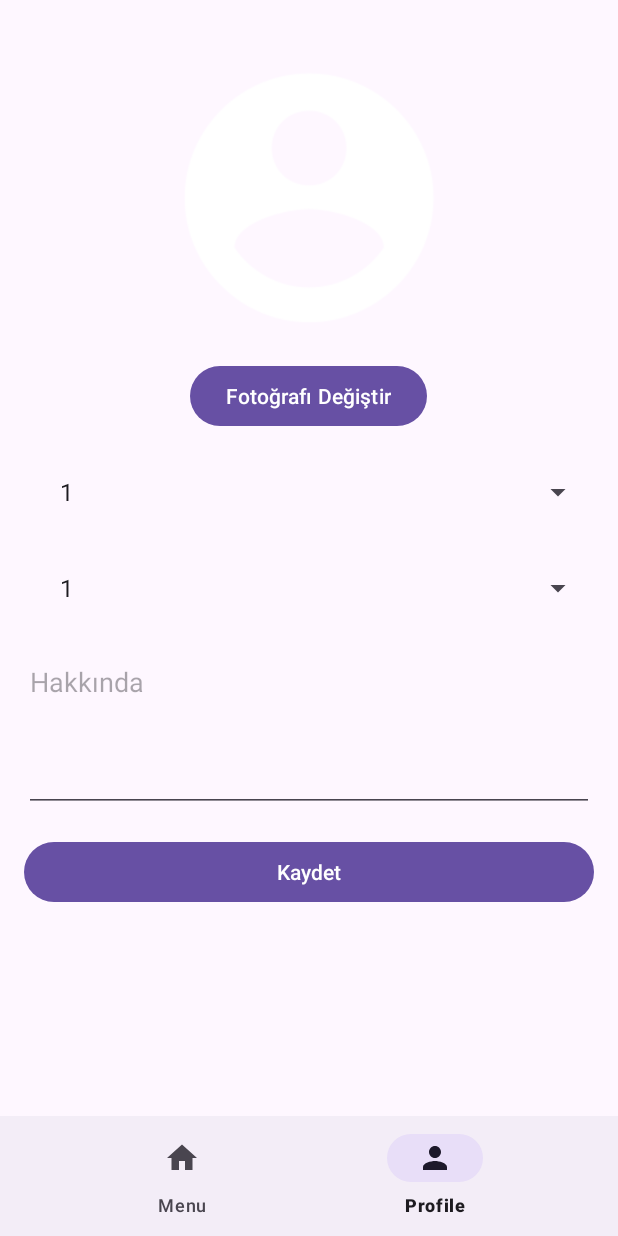
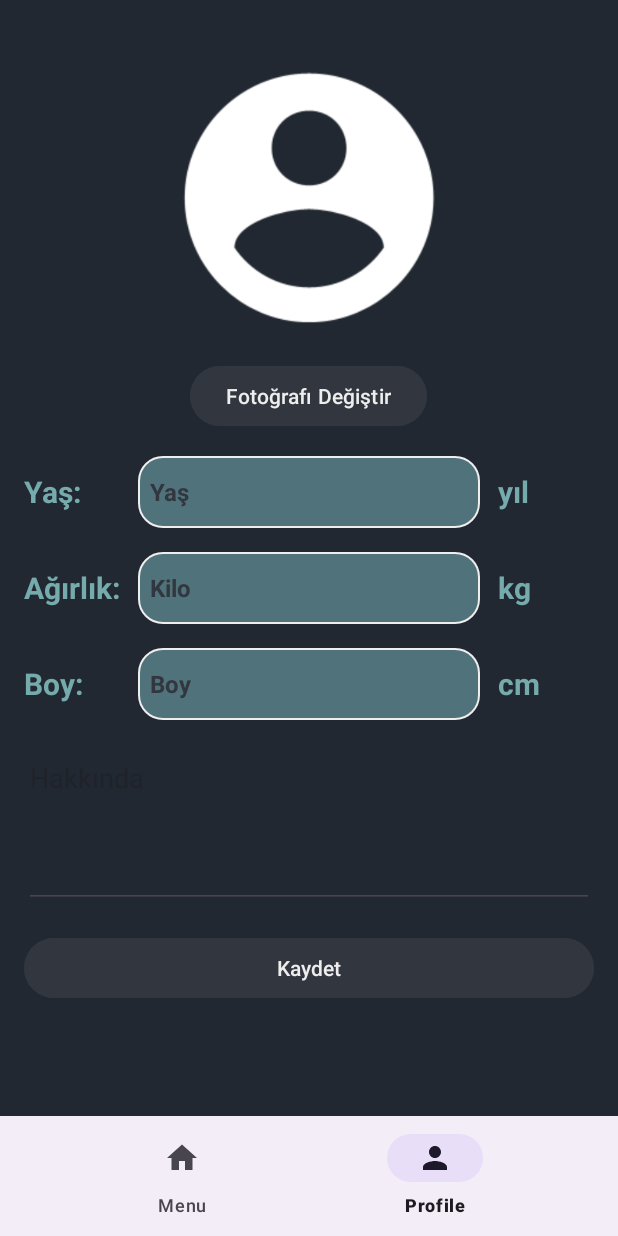
Before and after one commit to gokhangnccn/kisiselfitnessasistan, an Android app: the screen it shows after launch once a user with an empty profile is signed in (MainActivity), item 2 of the bottom bar chosen, on a phone screen of 412 x 824 dp. Run offline under Robolectric (Android 15) with nearby library versions, the phone set to English and light mode, and no system bars; our stand-ins replace CircleImageView, Firebase (no records; nobody signed in at launch, a user with empty details on screens opened directly); libraries missing offline, so code that uses them is left out: com.theartofdev.edmodo.

Commit message:
Profil kısmında fotoğrf kırpma ayarlandı. Arayüzde değişikliklere gidildi.

```diff
--- a/app/build.gradle.kts
+++ b/app/build.gradle.kts
@@ -54,9 +54,14 @@ dependencies {
     implementation("com.google.firebase:firebase-storage-ktx:21.0.0")
     implementation("com.google.firebase:firebase-firestore:25.0.0")
     implementation("com.google.firebase:firebase-storage:21.0.0")
+    implementation("de.hdodenhof:circleimageview:3.1.0")
+    implementation("com.theartofdev.edmodo:android-image-cropper:2.8.+")
+    implementation("com.squareup.picasso:picasso:2.5.2")
+    implementation("com.google.android.material:material:1.4.0")
     testImplementation("junit:junit:4.13.2")
     androidTestImplementation("androidx.test.ext:junit:1.1.5")
     androidTestImplementation("androidx.test.espresso:espresso-core:3.5.1")
 
 
+
 }
--- a/app/src/main/AndroidManifest.xml
+++ b/app/src/main/AndroidManifest.xml
@@ -1,6 +1,8 @@
 <?xml version="1.0" encoding="utf-8"?>
 <manifest xmlns:android="http://schemas.android.com/apk/res/android"
     xmlns:tools="http://schemas.android.com/tools">
+    <uses-permission android:name="android.permission.READ_EXTERNAL_STORAGE"/>
+    <uses-permission android:name="android.permission.WRITE_EXTERNAL_STORAGE"/>
 
     <application
         android:allowBackup="true"
@@ -29,6 +31,10 @@
                 <category android:name="android.intent.category.LAUNCHER"/>
             </intent-filter>
         </activity>
+        <activity android:name="com.theartofdev.edmodo.cropper.CropImageActivity"
+            android:theme="@style/CropImageTheme"/>
+
+
     </application>
 
 </manifest>
--- a/app/src/main/java/com/gokhan/kfa/MainActivity.kt
+++ b/app/src/main/java/com/gokhan/kfa/MainActivity.kt
@@ -32,7 +32,7 @@ class MainActivity : AppCompatActivity() {
             }
         }
 
-// Set default fragment
+        // Set default fragment
         if (savedInstanceState == null) {
             binding.bottomNavigationView.selectedItemId = R.id.menu
         }
--- a/app/src/main/java/com/gokhan/kfa/Profile.kt
+++ b/app/src/main/java/com/gokhan/kfa/Profile.kt
@@ -11,21 +11,17 @@ import android.provider.MediaStore
 import android.view.LayoutInflater
 import android.view.View
 import android.view.ViewGroup
-import android.widget.ArrayAdapter
-import android.widget.Button
-import android.widget.EditText
-import android.widget.ImageView
-import android.widget.Toast
+import android.widget.*
 import androidx.fragment.app.Fragment
 import com.google.firebase.auth.FirebaseAuth
 import com.google.firebase.auth.FirebaseUser
 import com.google.firebase.firestore.FirebaseFirestore
 import com.google.firebase.storage.FirebaseStorage
+import com.theartofdev.edmodo.cropper.CropImage
+import com.theartofdev.edmodo.cropper.CropImageView
 import java.io.InputStream
 import java.net.HttpURLConnection
 import java.net.URL
-import android.widget.Spinner
-
 
 class Profile : Fragment() {
 
@@ -35,23 +31,21 @@ class Profile : Fragment() {
     private lateinit var saveButton: Button
     private lateinit var ageSpinner: Spinner
     private lateinit var weightSpinner: Spinner
-
+    private lateinit var heightSpinner: Spinner
 
     private lateinit var firebaseAuth: FirebaseAuth
     private lateinit var firestore: FirebaseFirestore
     private lateinit var storage: FirebaseStorage
     private var currentUser: FirebaseUser? = null
 
-
-
     val MAX_AGE = 200
     val MAX_WEIGHT = 300
-    val weightArray = Array(MAX_WEIGHT) { (it + 1).toString() }
-    val ageArray = Array(MAX_AGE) { (it + 1).toString() }
+    val MAX_HEIGHT = 250
     private val PICK_IMAGE_REQUEST = 71
 
     override fun onCreate(savedInstanceState: Bundle?) {
         super.onCreate(savedInstanceState)
+
         firebaseAuth = FirebaseAuth.getInstance()
         firestore = FirebaseFirestore.getInstance()
         storage = FirebaseStorage.getInstance()
@@ -59,7 +53,6 @@ class Profile : Fragment() {
 
         if (currentUser == null) {
             Toast.makeText(context, "User not logged in", Toast.LENGTH_SHORT).show()
-            // Optionally, redirect to login screen or handle the case as needed
         } else {
             loadUserData()
         }
@@ -75,22 +68,44 @@ class Profile : Fragment() {
         changePhotoButton = view.findViewById(R.id.changePhotoButton)
         ageSpinner = view.findViewById(R.id.ageSpinner)
         weightSpinner = view.findViewById(R.id.weightSpinner)
+        heightSpinner = view.findViewById(R.id.heightSpinner)
         aboutEditText = view.findViewById(R.id.aboutEditText)
         saveButton = view.findViewById(R.id.saveButton)
 
-        // Adapter'ları oluştur
-        val ageAdapter = ArrayAdapter(requireContext(), android.R.layout.simple_spinner_item, (1..MAX_AGE).map { it.toString() })
+        // Yaş spinner'ı için adaptör oluşturma
+        val ageList = (1..MAX_AGE).map { it.toString() }.toMutableList()
+        ageList.add(0, "Yaş")
+        val ageAdapter = object : ArrayAdapter<String>(requireContext(), R.layout.spinner_item, ageList) {
+            override fun isEnabled(position: Int): Boolean {
+                return position != 0
+            }
+        }
         ageAdapter.setDropDownViewResource(android.R.layout.simple_spinner_dropdown_item)
+        ageSpinner.adapter = ageAdapter
 
-        val weightAdapter = ArrayAdapter(requireContext(), android.R.layout.simple_spinner_item, (1..MAX_WEIGHT).map { it.toString() })
+        // Kilo spinner'ı için adaptör oluşturma
+        val weightList = (1..MAX_WEIGHT).map { it.toString() }.toMutableList()
+        weightList.add(0, "Kilo") // Hint olarak görünen öğe
+        val weightAdapter = object : ArrayAdapter<String>(requireContext(), R.layout.spinner_item, weightList) {
+            override fun isEnabled(position: Int): Boolean {
+                return position != 0
+            }
+        }
         weightAdapter.setDropDownViewResource(android.R.layout.simple_spinner_dropdown_item)
-
-        ageSpinner.adapter = ageAdapter
         weightSpinner.adapter = weightAdapter
 
 
-        aboutEditText = view.findViewById(R.id.aboutEditText)
-        saveButton = view.findViewById(R.id.saveButton)
+        // Boy spinner'ı için adaptör oluşturma
+        val heightList = (1..MAX_WEIGHT).map { it.toString() }.toMutableList()
+        heightList.add(0, "Boy") // Hint olarak görünen öğe
+        val heightAdapter = object : ArrayAdapter<String>(requireContext(), R.layout.spinner_item, heightList) {
+            override fun isEnabled(position: Int): Boolean {
+                return position != 0
+            }
+        }
+        heightAdapter.setDropDownViewResource(android.R.layout.simple_spinner_dropdown_item)
+        heightSpinner.adapter = heightAdapter
+
 
         changePhotoButton.setOnClickListener {
             val intent = Intent(Intent.ACTION_PICK, MediaStore.Images.Media.EXTERNAL_CONTENT_URI)
@@ -101,13 +116,8 @@ class Profile : Fragment() {
             saveUserInfo()
         }
 
-        // loadUserData() fonksiyonunu kaldır
-        // loadUserData()
-
         return view
     }
-
-
 
     private fun loadUserData() {
         if (currentUser == null) {
@@ -119,18 +129,18 @@ class Profile : Fragment() {
             .get()
             .addOnSuccessListener { document ->
                 if (document != null) {
-                    val ageIndex = ageArray.indexOf(document.getString("age"))
-                    val weightIndex = weightArray.indexOf(document.getString("weight"))
+                    val age = document.getString("age")?.toInt() ?: 0
+                    val weight = document.getString("weight")?.toInt() ?: 0
+                    val height = document.getString("height")?.toInt() ?: 0
 
-                    // Age ve weight değerlerini uygun spinner öğelerine ayarla
-                    ageSpinner.setSelection(if (ageIndex != -1) ageIndex else 0)
-                    weightSpinner.setSelection(if (weightIndex != -1) weightIndex else 0)
+                    ageSpinner.setSelection((1..MAX_AGE).indexOf(age) + 1)
+                    weightSpinner.setSelection((1..MAX_WEIGHT).indexOf(weight) + 1)
+                    heightSpinner.setSelection((1..MAX_HEIGHT).indexOf(height) + 1)
 
                     aboutEditText.setText(document.getString("about"))
 
                     val profileImageUrl = document.getString("profileImageUrl")
                     if (!profileImageUrl.isNullOrEmpty()) {
-                        // AsyncTask'i kullanarak profil resmini yükle
                         ImageLoaderTask(profileImageView).execute(profileImageUrl)
                     }
                 }
@@ -140,37 +150,31 @@ class Profile : Fragment() {
             }
     }
 
-
-
-
-
-
     private fun saveUserInfo() {
         val age = ageSpinner.selectedItem.toString()
         val weight = weightSpinner.selectedItem.toString()
+        val height = heightSpinner.selectedItem.toString()
         val about = aboutEditText.text.toString()
 
-        if (age.isEmpty() || weight.isEmpty() || about.isEmpty()) {
+        if (age == "Yaş" || weight == "Kilo" || height =="Boy" || about.isEmpty()) {
             Toast.makeText(requireContext(), "Please fill out all fields", Toast.LENGTH_SHORT).show()
             return
         }
 
-        // Get the current user document
         firestore.collection("users").document(currentUser!!.uid)
             .get()
             .addOnSuccessListener { document ->
                 if (document != null) {
                     val currentProfileImageUrl = document.getString("profileImageUrl")
 
-                    // Create a map of the user information to update
                     val userMap = hashMapOf(
                         "age" to age,
                         "weight" to weight,
+                        "height" to height,
                         "about" to about,
-                        "profileImageUrl" to currentProfileImageUrl  // Retain the existing profile image URL
+                        "profileImageUrl" to currentProfileImageUrl
                     )
 
-                    // Update the user document
                     firestore.collection("users").document(currentUser!!.uid).set(userMap)
                         .addOnSuccessListener {
                             Toast.makeText(requireContext(), "Profile updated successfully", Toast.LENGTH_SHORT).show()
@@ -185,18 +189,32 @@ class Profile : Fragment() {
             }
     }
 
-
-
-
     override fun onActivityResult(requestCode: Int, resultCode: Int, data: Intent?) {
         super.onActivityResult(requestCode, resultCode, data)
         if (requestCode == PICK_IMAGE_REQUEST && resultCode == Activity.RESULT_OK) {
             val selectedImageUri: Uri? = data?.data
             if (selectedImageUri != null) {
-                profileImageView.setImageURI(selectedImageUri)
-                uploadImageToFirebase(selectedImageUri)
+                startCropActivity(selectedImageUri)
+            }
+        } else if (requestCode == CropImage.CROP_IMAGE_ACTIVITY_REQUEST_CODE) {
+            val result = CropImage.getActivityResult(data)
+            if (resultCode == Activity.RESULT_OK) {
+                val resultUri: Uri = result.uri
+                profileImageView.setImageURI(resultUri)
+                uploadImageToFirebase(resultUri)
+            } else if (resultCode == CropImage.CROP_IMAGE_ACTIVITY_RESULT_ERROR_CODE) {
+                val error = result.error
+                Toast.makeText(requireContext(), "Error: ${error.message}", Toast.LENGTH_SHORT).show()
             }
         }
+    }
+
+    private fun startCropActivity(imageUri: Uri) {
+        val intent = CropImage.activity(imageUri)
+            .setAspectRatio(1, 1)
+            .setGuidelines(CropImageView.Guidelines.ON)
+            .getIntent(requireContext())
+        startActivityForResult(intent, CropImage.CROP_IMAGE_ACTIVITY_REQUEST_CODE)
     }
 
     private fun uploadImageToFirebase(imageUri: Uri) {
@@ -207,27 +225,17 @@ class Profile : Fragment() {
                     firestore.collection("users").document(currentUser!!.uid)
                         .update("profileImageUrl", uri.toString())
                         .addOnSuccessListener {
-                            // Context null kontrolü ekleniyor
-                            if (context != null) {
-                                Toast.makeText(context, "Profile photo updated", Toast.LENGTH_SHORT).show()
-                            }
+                            Toast.makeText(context, "Profile photo updated", Toast.LENGTH_SHORT).show()
                         }
                         .addOnFailureListener { exception ->
-                            // Context null kontrolü ekleniyor
-                            if (context != null) {
-                                Toast.makeText(context, "Failed to update profile photo: ${exception.message}", Toast.LENGTH_SHORT).show()
-                            }
+                            Toast.makeText(context, "Failed to update profile photo: ${exception.message}", Toast.LENGTH_SHORT).show()
                         }
                 }
             }
             .addOnFailureListener { exception ->
-                // Context null kontrolü ekleniyor
-                if (context != null) {
-                    Toast.makeText(context, "Failed to upload profile photo: ${exception.message}", Toast.LENGTH_SHORT).show()
-                }
+                Toast.makeText(context, "Failed to upload profile photo: ${exception.message}", Toast.LENGTH_SHORT).show()
             }
     }
-
 
     companion object {
         @JvmStatic
--- a/app/src/main/res/drawable/circular_background.xml
+++ b/app/src/main/res/drawable/circular_background.xml
@@ -2,5 +2,5 @@
 <!-- circular_background.xml -->
 <shape xmlns:android="http://schemas.android.com/apk/res/android"
     android:shape="oval">
-    <solid android:color="@color/gray" />
+    <solid android:color="@color/secondary2" />
 </shape>
--- /dev/null
+++ b/app/src/main/res/drawable/ic_crop.xml
@@ -0,0 +1,5 @@
+<vector android:height="24dp" android:tint="#FFFFFF"
+    android:viewportHeight="24" android:viewportWidth="24"
+    android:width="24dp" xmlns:android="http://schemas.android.com/apk/res/android">
+    <path android:fillColor="@android:color/white" android:pathData="M7.47,21.49C4.2,19.93 1.86,16.76 1.5,13L0,13c0.51,6.16 5.66,11 11.95,11 0.23,0 0.44,-0.02 0.66,-0.03L8.8,20.15l-1.33,1.34zM12.05,0c-0.23,0 -0.44,0.02 -0.66,0.04l3.81,3.81 1.33,-1.33C19.8,4.07 22.14,7.24 22.5,11L24,11c-0.51,-6.16 -5.66,-11 -11.95,-11zM16,14h2L18,8c0,-1.11 -0.9,-2 -2,-2h-6v2h6v6zM8,16L8,4L6,4v2L4,6v2h2v8c0,1.1 0.89,2 2,2h8v2h2v-2h2v-2L8,16z"/>
+</vector>
--- /dev/null
+++ b/app/src/main/res/drawable/spinner_background.xml
@@ -0,0 +1,6 @@
+<!-- res/drawable/spinner_background.xml -->
+<shape xmlns:android="http://schemas.android.com/apk/res/android">
+    <solid android:color="@color/yeni" />
+    <corners android:radius="16dp" />
+    <stroke android:width="1dp" android:color="@color/secondary2" />
+</shape>
--- a/app/src/main/res/layout/fragment_profile.xml
+++ b/app/src/main/res/layout/fragment_profile.xml
@@ -1,6 +1,8 @@
 <ScrollView xmlns:android="http://schemas.android.com/apk/res/android"
     android:layout_width="match_parent"
     android:layout_height="match_parent"
+    xmlns:app="http://schemas.android.com/apk/res-auto"
+    android:background="@color/primary1"
     android:padding="16dp">
 
     <LinearLayout
@@ -8,13 +10,20 @@
         android:layout_height="wrap_content"
         android:orientation="vertical">
 
-        <ImageView
+        <!-- Profil Fotoğrafı -->
+        <LinearLayout
+            android:layout_width="match_parent"
+            android:layout_height="wrap_content"
+            android:gravity="center_horizontal"
+            android:orientation="vertical">
+
+            <de.hdodenhof.circleimageview.CircleImageView
                 android:id="@+id/profileImageView"
                 android:layout_width="200dp"
                 android:layout_height="200dp"
-            android:layout_gravity="center"
                 android:layout_marginTop="16dp"
                 android:scaleType="centerCrop"
+                app:civ_border_color="@color/secondary1"
                 android:src="@drawable/ic_profile_placeholder" />
 
             <Button
@@ -22,44 +31,137 @@
                 android:layout_width="wrap_content"
                 android:layout_height="wrap_content"
                 android:text="Fotoğrafı Değiştir"
-            android:layout_gravity="center"
+                android:textColor="@color/secondary2"
+                android:backgroundTint="@color/primary2"
                 android:layout_marginTop="8dp" />
+        </LinearLayout>
+
+        <!-- Yaş Spinnerı -->
+        <LinearLayout
+            android:layout_width="match_parent"
+            android:layout_height="wrap_content"
+            android:orientation="horizontal"
+            android:gravity="center_vertical"
+            android:layout_marginTop="16dp">
+
+            <TextView
+                android:layout_width="0dp"
+                android:layout_weight="1"
+                android:layout_height="wrap_content"
+                android:text="Yaş:"
+                android:textStyle="bold"
+                android:textSize="20sp"
+                android:textColor="@color/secondary1" />
 
             <Spinner
                 android:id="@+id/ageSpinner"
+                android:layout_width="0dp"
+                android:layout_weight="3"
+                android:layout_height="48dp"
+                android:background="@drawable/spinner_background" />
+
+            <TextView
+                android:layout_width="0dp"
+                android:layout_weight="1"
+                android:layout_height="wrap_content"
+                android:text="yıl"
+                android:textStyle="bold"
+                android:textSize="20sp"
+                android:paddingLeft="12sp"
+                android:textColor="@color/secondary1" />
+        </LinearLayout>
+
+        <!-- Ağırlık Spinnerı -->
+        <LinearLayout
             android:layout_width="match_parent"
-            android:layout_height="48dp"
-            android:layout_marginTop="16dp"
-            android:paddingVertical="12dp"
-            android:paddingHorizontal="16dp"
-            />
+            android:layout_height="wrap_content"
+            android:orientation="horizontal"
+            android:gravity="center_vertical"
+            android:layout_marginTop="16dp">
+
+            <TextView
+                android:layout_width="0dp"
+                android:layout_weight="1"
+                android:layout_height="wrap_content"
+                android:text="Ağırlık:"
+                android:textStyle="bold"
+                android:textSize="20sp"
+                android:textColor="@color/secondary1" />
 
             <Spinner
                 android:id="@+id/weightSpinner"
+                android:layout_width="0dp"
+                android:layout_weight="3"
+                android:layout_height="48dp"
+                android:background="@drawable/spinner_background" />
+
+            <TextView
+                android:layout_width="0dp"
+                android:layout_weight="1"
+                android:layout_height="wrap_content"
+                android:text="kg"
+                android:textStyle="bold"
+                android:paddingLeft="12sp"
+                android:textSize="20sp"
+                android:textColor="@color/secondary1" />
+        </LinearLayout>
+
+        <!-- Boy Spinnerı -->
+        <LinearLayout
             android:layout_width="match_parent"
+            android:layout_height="wrap_content"
+            android:orientation="horizontal"
+            android:gravity="center_vertical"
+            android:layout_marginTop="16dp">
+
+            <TextView
+                android:layout_width="0dp"
+                android:layout_weight="1"
+                android:layout_height="wrap_content"
+                android:text="Boy:"
+                android:textStyle="bold"
+                android:textSize="20sp"
+                android:textColor="@color/secondary1" />
+
+            <Spinner
+                android:id="@+id/heightSpinner"
+                android:layout_width="0dp"
+                android:layout_weight="3"
                 android:layout_height="48dp"
-            android:layout_marginTop="16dp"
-            android:paddingVertical="12dp"
-            android:paddingHorizontal="16dp"
-             />
 
+                android:background="@drawable/spinner_background" />
 
+            <TextView
+                android:layout_width="0dp"
+                android:layout_weight="1"
+                android:layout_height="wrap_content"
+                android:text="cm"
+                android:textStyle="bold"
+                android:paddingLeft="12sp"
+                android:textSize="20sp"
+                android:textColor="@color/secondary1" />
+        </LinearLayout>
 
-
+        <!-- Hakkında Metni -->
         <EditText
             android:id="@+id/aboutEditText"
             android:layout_width="match_parent"
             android:layout_height="wrap_content"
             android:hint="Hakkında"
             android:inputType="textMultiLine"
+            android:textColor="@color/secondary2"
+            android:textColorHighlight="@color/secondary1"
             android:lines="4"
             android:gravity="top"
             android:layout_marginTop="16dp" />
 
+        <!-- Kaydet Butonu -->
         <Button
             android:id="@+id/saveButton"
             android:layout_width="match_parent"
             android:layout_height="wrap_content"
+            android:textColor="@color/secondary2"
+            android:backgroundTint="@color/primary2"
             android:text="Kaydet"
             android:layout_marginTop="16dp" />
     </LinearLayout>
--- /dev/null
+++ b/app/src/main/res/layout/spinner_item.xml
@@ -0,0 +1,9 @@
+<?xml version="1.0" encoding="utf-8"?>
+<TextView xmlns:android="http://schemas.android.com/apk/res/android"
+    android:layout_width="match_parent"
+    android:layout_height="wrap_content"
+    android:padding="8dp"
+    android:textSize="16sp"
+    android:textColor="@color/primary2"
+    android:textStyle="bold"
+    android:gravity="center_vertical" />
--- a/app/src/main/res/values/colors.xml
+++ b/app/src/main/res/values/colors.xml
@@ -3,14 +3,19 @@
     <color name="black">#FF000000</color>
     <color name="white">#FFFFFFFF</color>
 
-    <color name="primary1">#CE2B283A</color>
-    <color name="primary2">#6F693280</color>
-    <color name="secondary1">#A086A5</color>
-    <color name="secondary2">#DFD0B8</color>
+    <color name="primary1">#222831</color>
+    <color name="primary2">#31363F</color>
+    <color name="secondary1">#76ABAE</color>
+    <color name="secondary2">#EEEEEE</color>
+
+    <color name="yeni">#50727B</color>
+
     <color name="light_pink">#F0CBF6</color>
     <color name="gray">#433A45</color>
 
     <color name="primary3">#CE3A2828</color>
     <color name="primary4">#CE3A2830</color>
     <color name="light_red">#F6CBCB</color>
+
+
 </resources>
--- /dev/null
+++ b/app/src/main/res/values/cropImageTheme.xml
@@ -0,0 +1,19 @@
+<?xml version="1.0" encoding="utf-8"?>
+<resources>
+    <style name="CropImageTheme" parent="Base.Theme.KFA">
+        <!-- Gece modu -->
+        <item name="windowActionBar">true</item>
+        <item name="windowNoTitle">false</item>
+        <item name="android:windowActionBarOverlay">true</item>
+        <item name="android:statusBarColor">@color/black</item>
+        <item name="android:navigationBarColor">@color/black</item>
+        <item name="android:colorBackground">@color/black</item>
+        <item name="android:colorForeground">@color/white</item>
+        <!-- Gündüz modu -->
+        <item name="android:actionBarStyle">@style/Widget.AppCompat.ActionBar.Solid</item>
+        <item name="android:actionBarTheme">@style/ThemeOverlay.AppCompat.Dark.ActionBar</item>
+        <item name="android:actionBarPopupTheme">@style/ThemeOverlay.AppCompat.Light</item>
+    </style>
+
+
+</resources>
```
Also changed, not shown: build.gradle.kts (+14 -1 lines), settings.gradle.kts (+14 -1 lines). Lines whose indentation alone changed are shown as unchanged.
